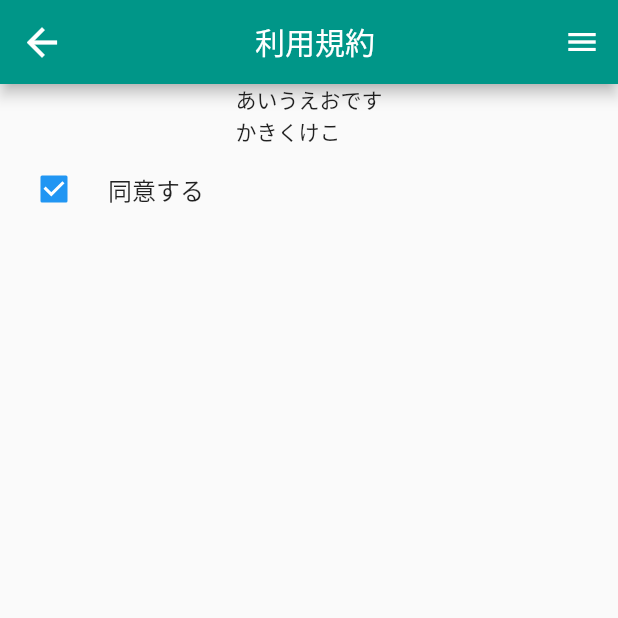
After one commit to tsunagutn/checklist, a Flutter app: the Term screen opened by its route, after a tap on "同意する", on a phone screen of 412 x 824 dp, the top half of it. The commit adds this screen. Run offline on Flutter 3.47's test engine with Material 2 defaults, Android fonts, the light colour scheme and no system bars; missing offline and left inert: dart:html.

Commit message:
利用規約画面の元を追加

```diff
--- /dev/null
+++ b/lib/Model/TermModel.dart
@@ -0,0 +1,11 @@
+import 'package:flutter/material.dart';
+
+class TermModel {
+  bool check;
+  DateTime date;
+  //コンストラクタ
+  TermModel({
+    required this.check,
+    required this.date,
+  });
+}
--- a/lib/View/DrawerItem.dart
+++ b/lib/View/DrawerItem.dart
@@ -17,6 +17,10 @@ class DrawerItem extends StatelessWidget {
           ListTile(
             title: Text("利用規約"),
             trailing: Icon(Icons.arrow_forward_ios),
+            onTap: () async {
+              Navigator.of(context).pop();
+              final result = await Navigator.of(context).pushNamed('/term');
+            },
           ),
           ListTile(
             title: Text("バージョン"),
--- /dev/null
+++ b/lib/View/Term.dart
@@ -0,0 +1,63 @@
+import 'package:flutter/material.dart';
+import 'package:checklist/Model/TermModel.dart';
+import 'package:checklist/View/DrawerItem.dart';
+
+class Term extends StatefulWidget {
+  Term({Key? key}) : super(key: key);
+
+  @override
+  _TermState createState() => _TermState();
+}
+
+// 設定ページのステータス管理
+class _TermState extends State<Term> {
+  // todoの一覧リスト変数を用意
+  List<TermModel> settingsList = [];
+
+  bool _check = false;
+  late DateTime _checkdate;
+
+  void _termCheck(bool e) {}
+
+  @override
+  Widget build(BuildContext context) {
+    return Scaffold(
+        appBar: AppBar(
+          title: Row(mainAxisAlignment: MainAxisAlignment.center, children: [
+            Text("利用規約"),
+          ]),
+          leading: IconButton(
+            // 表示アイコン
+            icon: Icon(Icons.arrow_back),
+            color: Colors.white,
+            iconSize: 30.0,
+            onPressed: () {
+              //前画面に戻る
+              Navigator.of(context).pop();
+            },
+          ),
+        ),
+        endDrawer: DrawerItem(),
+        // 背景色
+        //backgroundColor: Colors.teal[50],
+        body: Container(
+            child: Column(
+                mainAxisAlignment: MainAxisAlignment.start,
+                children: <Widget>[
+              Text("あいうえおです\nかきくけこ"),
+              CheckboxListTile(
+                  activeColor: Colors.blue,
+                  title: Text('同意する'),
+                  controlAffinity: ListTileControlAffinity.leading,
+                  value: _check,
+                  onChanged: (e) {
+                    setState(() {
+                      _check = e!;
+                      if (e) {
+                        _checkdate = DateTime.now();
+                      }
+                    });
+                  })
+            ])));
+  }
+}
--- a/lib/main.dart
+++ b/lib/main.dart
@@ -6,6 +6,7 @@ import 'dart:ui';
 import 'package:flutter/material.dart';
 import 'package:checklist/View/Menu.dart';
 import 'package:checklist/View/Settings.dart';
+import 'package:checklist/View/Term.dart';
 
 void main() {
   runApp(MyApp());
@@ -36,6 +37,7 @@ class MyApp extends StatelessWidget {
       routes: {
         '/': (_) => Menu(),
         '/settings': (_) => Settings(),
+        '/term': (_) => Term(),
       },
       //home: MyHomePage(title: 'チェックリスト'),
     );
```
